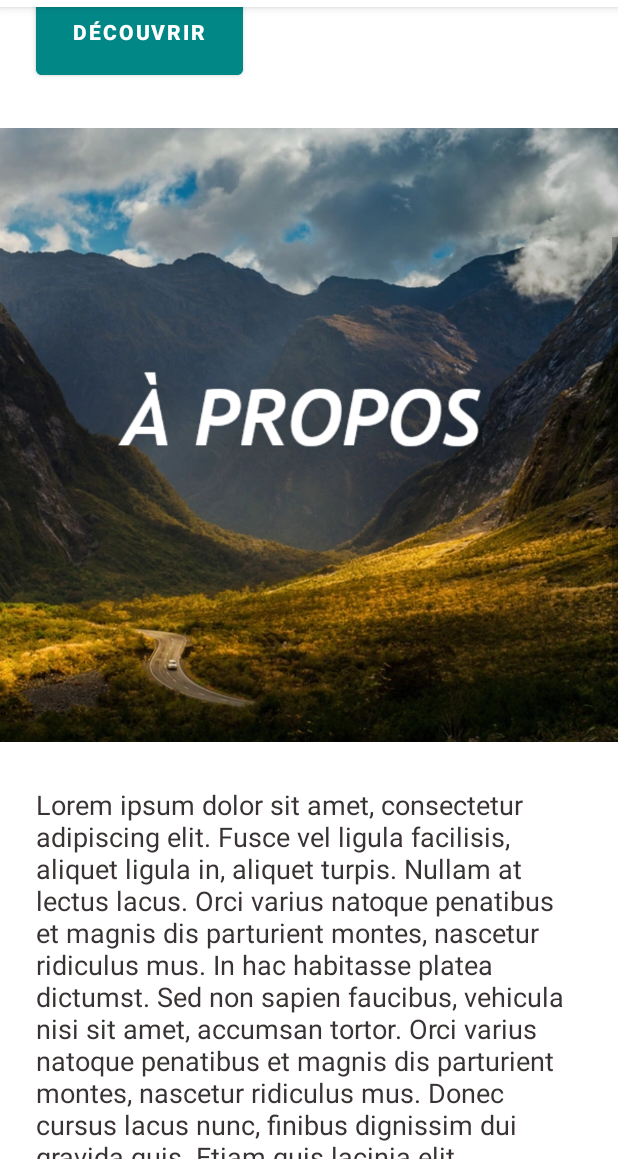
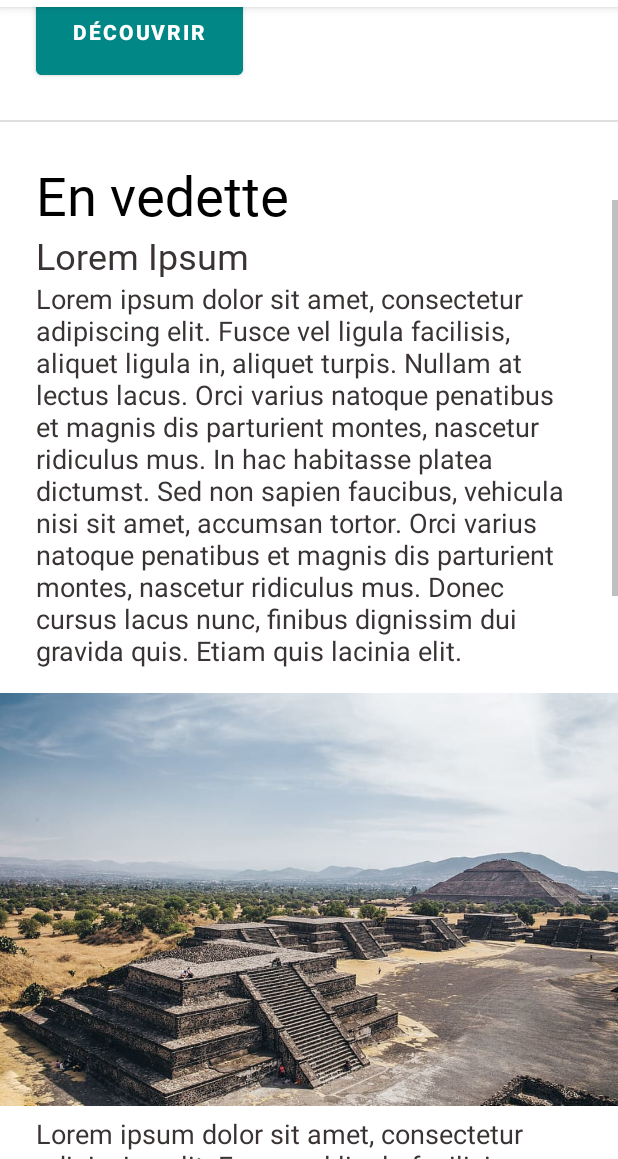
Before and after one commit to rjmo/Circuits, an Android app: the screen it shows after launch (AccueilActivity), scrolled down 576 dp, on a phone screen of 412 x 824 dp, the part 77-1236 px from its top. Run offline under Robolectric (Android 15) with nearby library versions, the light colour scheme and no system bars.

Commit message:
more style

```diff
--- a/app/src/main/res/layout/activity_accueil.xml
+++ b/app/src/main/res/layout/activity_accueil.xml
@@ -117,7 +117,7 @@
                 android:layout_marginStart="24dp"
                 android:layout_marginTop="34dp"
                 android:layout_marginEnd="0dp"
-                android:layout_marginBottom="14dp"
+                android:layout_marginBottom="24dp"
                 android:backgroundTint="@color/teal_700"
                 android:text="Découvrir"
                 android:textStyle="bold" />
@@ -127,31 +127,11 @@
                 android:layout_height="match_parent"
                 android:orientation="vertical">
 
-                <ImageView
-                    android:id="@+id/imageView5"
+                <View
+                    android:id="@+id/divider"
                     android:layout_width="match_parent"
-                    android:layout_height="440dp"
-                    android:src="@drawable/original" />
-
-                <TextView
-                    android:id="@+id/textView7"
-                    android:layout_width="match_parent"
-                    android:layout_height="wrap_content"
-                    android:paddingLeft="24dp"
-                    android:paddingTop="14dp"
-                    android:paddingRight="24dp"
-                    android:paddingBottom="24dp"
-                    android:text="@string/apropos"
-                    android:textColor="#3A3333"
-                    android:textSize="18sp" />
-
-                <Button
-                    android:id="@+id/button"
-                    android:layout_width="wrap_content"
-                    android:layout_height="68dp"
-                    android:layout_marginLeft="24dp"
-                    android:backgroundTint="@color/teal_700"
-                    android:text="En savoir plus" />
+                    android:layout_height="1dp"
+                    android:background="?android:attr/listDivider" />
 
                 <TextView
                     android:id="@+id/textView8"
@@ -173,6 +153,17 @@
                     android:text="Lorem Ipsum"
                     android:textColor="#3A3333"
                     android:textSize="24sp" />
+
+                <TextView
+                    android:id="@+id/textView4"
+                    android:layout_width="match_parent"
+                    android:layout_height="wrap_content"
+                    android:paddingLeft="24dp"
+                    android:paddingRight="24dp"
+                    android:paddingBottom="10dp"
+                    android:text="@string/apropos"
+                    android:textColor="#3A3333"
+                    android:textSize="18sp" />
 
                 <ImageView
                     android:id="@+id/imageView6"
@@ -200,6 +191,33 @@
                     android:backgroundTint="@color/teal_700"
                     android:text="En savoir plus" />
 
+                <ImageView
+                    android:id="@+id/imageView5"
+                    android:layout_width="match_parent"
+                    android:layout_height="440dp"
+                    android:src="@drawable/original" />
+
+                <TextView
+                    android:id="@+id/textView7"
+                    android:layout_width="match_parent"
+                    android:layout_height="wrap_content"
+                    android:paddingLeft="24dp"
+                    android:paddingTop="10dp"
+                    android:paddingRight="24dp"
+                    android:paddingBottom="24dp"
+                    android:text="@string/apropos"
+                    android:textColor="#3A3333"
+                    android:textSize="18sp" />
+
+                <Button
+                    android:id="@+id/button"
+                    android:layout_width="wrap_content"
+                    android:layout_height="68dp"
+                    android:layout_marginLeft="24dp"
+                    android:layout_marginBottom="24dp"
+                    android:backgroundTint="@color/teal_700"
+                    android:text="En savoir plus" />
+
             </LinearLayout>
 
         </LinearLayout>
--- a/app/src/main/res/layout/lister_circuits_map.xml
+++ b/app/src/main/res/layout/lister_circuits_map.xml
@@ -57,7 +57,7 @@
             android:padding="24dp"
             android:text="sdfgsdfgsdfg"
             android:textAlignment="textStart"
-            android:textSize="14sp" />
+            android:textSize="18sp" />
 
         <TextView
             android:id="@+id/infoGeneraleCircuit"
```
